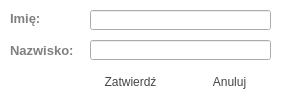
RStravinsky/CarReservation, file namedialog.ui: the form before one commit.
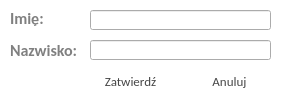
The form after the commit. Icons and pictures are not drawn.

```diff
--- a/namedialog.ui
+++ b/namedialog.ui
@@ -67,7 +67,8 @@
    </property>
    <property name="font">
     <font>
-     <pointsize>10</pointsize>
+     <family>Calibri</family>
+     <pointsize>12</pointsize>
      <weight>75</weight>
      <bold>true</bold>
     </font>
@@ -107,7 +108,8 @@
    </property>
    <property name="font">
     <font>
-     <pointsize>10</pointsize>
+     <family>Calibri</family>
+     <pointsize>12</pointsize>
      <weight>75</weight>
      <bold>true</bold>
     </font>
@@ -125,6 +127,12 @@
      <height>23</height>
     </rect>
    </property>
+   <property name="font">
+    <font>
+     <family>Calibri</family>
+     <pointsize>10</pointsize>
+    </font>
+   </property>
    <property name="text">
     <string>Zatwierdź</string>
    </property>
@@ -138,6 +146,12 @@
      <height>23</height>
     </rect>
    </property>
+   <property name="font">
+    <font>
+     <family>Calibri</family>
+     <pointsize>10</pointsize>
+    </font>
+   </property>
    <property name="text">
     <string>Anuluj</string>
    </property>
```
Left out of the diff: 12 changed lines with no effect on the pictures.
